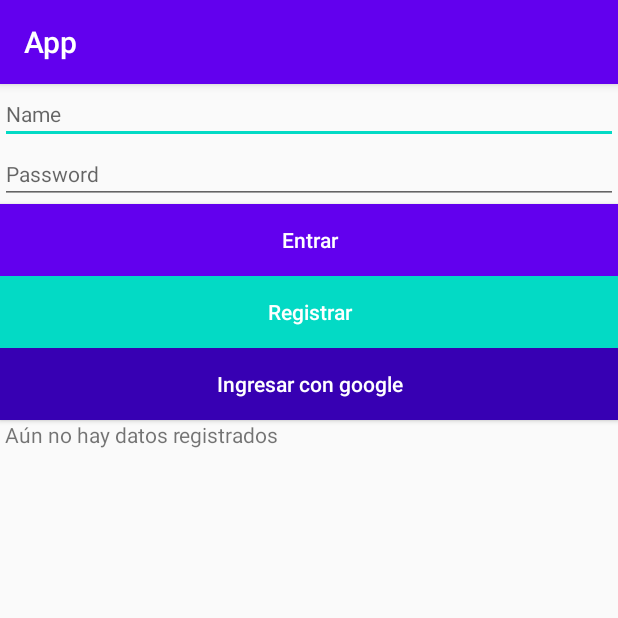
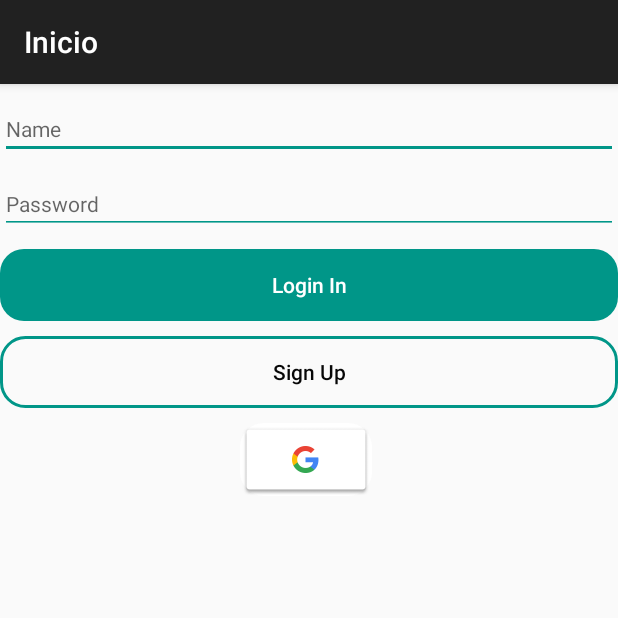
Before and after one commit to Golai/Taller3Android, an Android app: the screen it shows after launch (LoginActivity), on a phone screen of 412 x 824 dp, the top half of it. Run offline under Robolectric (Android 15) with nearby library versions, the phone set to English and light mode, and no system bars.

Commit message:
login con mocky funcionando

```diff
--- a/app/build.gradle
+++ b/app/build.gradle
@@ -31,4 +31,7 @@ dependencies {
     testImplementation 'junit:junit:4.12'
     androidTestImplementation 'androidx.test.ext:junit:1.1.1'
     androidTestImplementation 'androidx.test.espresso:espresso-core:3.2.0'
+    implementation 'androidx.cardview:cardview:1.0.0'
+    implementation 'com.google.android.gms:play-services-auth:18.0.0'
 }
+//apply plugin: 'com.google.gms.google-services'
--- a/app/src/main/java/com/example/taller3/LoginActivity.java
+++ b/app/src/main/java/com/example/taller3/LoginActivity.java
@@ -3,25 +3,36 @@ package com.example.taller3;
 import androidx.appcompat.app.AppCompatActivity;
 
 import android.content.Intent;
-import android.content.SharedPreferences;
 import android.os.Bundle;
-import android.preference.PreferenceManager;
+import android.util.Log;
 import android.view.View;
 import android.widget.Button;
 import android.widget.EditText;
 import android.widget.TextView;
+import android.widget.Toast;
+
+import com.google.android.gms.auth.api.signin.GoogleSignIn;
+import com.google.android.gms.auth.api.signin.GoogleSignInAccount;
+import com.google.android.gms.auth.api.signin.GoogleSignInClient;
+import com.google.android.gms.auth.api.signin.GoogleSignInOptions;
+import com.google.android.gms.common.SignInButton;
+import com.google.android.gms.common.api.ApiException;
+import com.google.android.gms.tasks.Task;
 
 import org.json.JSONArray;
 import org.json.JSONException;
 import org.json.JSONObject;
 
+import java.util.ArrayList;
+import java.util.List;
 import java.util.concurrent.ExecutionException;
 
 public class LoginActivity extends AppCompatActivity implements View.OnClickListener{
 
     EditText name, pass;
-    TextView data;
     Button btnIngresar, btnRegistrar;
+    GoogleSignInClient mGoogleSignInClient;
+    SignInButton signInButton;
 
     @Override
     protected void onCreate(Bundle savedInstanceState) {
@@ -32,58 +43,107 @@ public class LoginActivity extends AppCompatActivity implements View.OnClickList
         pass = findViewById(R.id.password);
         btnIngresar = findViewById(R.id.btnIngresar);
         btnRegistrar  = findViewById(R.id.btnRegistrar);
-        data = findViewById(R.id.datos);
-    }
 
-    public void ingresar(View v) {
-        Intent ir = new Intent(this, ListaLugares.class);
-        ir.addFlags(ir.FLAG_ACTIVITY_CLEAR_TOP | ir.FLAG_ACTIVITY_CLEAR_TASK);
-        startActivity(ir);
 
-        /*
         btnIngresar.setOnClickListener(new View.OnClickListener() {
             @Override
             public void onClick(View v) {
-                ClassConnection conexion = new ClassConnection();
-                String respuesta;
-                try {
-                    respuesta = conexion.execute("http://www.mocky.io/v2/5ec53e922f0000d4c7dc30cf").get();
-                    JSONObject jsonObject = new JSONObject(respuesta);
-                    JSONArray lista = jsonObject.optJSONArray("areas");
-                } catch (ExecutionException e) {
-                    e.printStackTrace();
-                } catch (InterruptedException e) {
-                    e.printStackTrace();
-                } catch (JSONException e) {
-                    e.printStackTrace();
-                }
+               ingresar(this);
             }
         });
-         */
+
+
+        /*
+        signInButton = findViewById(R.id.sign_in_button);
+        GoogleSignInOptions gso = new GoogleSignInOptions.Builder(GoogleSignInOptions.DEFAULT_SIGN_IN)
+                .requestEmail()
+                .build();
+        mGoogleSignInClient = GoogleSignIn.getClient(this, gso);
+        findViewById(R.id.sign_in_button).setOnClickListener(this);
+        */
     }
 
+    @Override
+    protected void onStart() {
+        super.onStart();
+        //GoogleSignInAccount account = GoogleSignIn.getLastSignedInAccount(this);
+        //updateUI(account);
+    }
 
     @Override
     protected void onPause() {
         super.onPause();
-        SharedPreferences datos = PreferenceManager.getDefaultSharedPreferences(this);
-        SharedPreferences.Editor datosEdit = datos.edit();
-        datosEdit.putString("data", data.toString());
-        datosEdit.apply();
+        //SharedPreferences datos = PreferenceManager.getDefaultSharedPreferences(this);
+        //SharedPreferences.Editor datosEdit = datos.edit();
+        //datosEdit.putString("data", data.toString());
+        //datosEdit.apply();
     }
 
     protected void onResume() {
         super.onResume();
-        SharedPreferences datos = PreferenceManager.getDefaultSharedPreferences(this);
-        String data1 = data.toString();
-        data1 = datos.getString("data", " Aún no hay datos registrados");
-        data.setText(data1);
+        //SharedPreferences datos = PreferenceManager.getDefaultSharedPreferences(this);
+        //String data1 = data.toString();
+        //data1 = datos.getString("data", " Aún no hay datos registrados");
+        //data.setText(data1);
     }
 
     @Override
-    public void onClick(View v) {
+    public void onClick(View w) {
+        //switch (v.getId()){
+            //case R.id.sign_in_button:
+                //signIn();
+                //break;
+            //default:
+                //Toast.makeText(this, "Hola default", Toast.LENGTH_LONG).show();
+        //}
+    }
 
+    /*
+    private void updateUI(GoogleSignInAccount account) {
+            Intent ir = new Intent(this,ListaLugares.class);
+            ir.addFlags(ir.FLAG_ACTIVITY_CLEAR_TOP | ir.FLAG_ACTIVITY_CLEAR_TASK);
+            //Bundle data = new Bundle();
+            System.out.println(account.getEmail());
+            //data.putString("name",account.getDisplayName().toString());
+            //data.putString("pass",account.getEmail().toString());
+            //<ir.putExtras(data);
+            startActivity(ir);
     }
+
+    @Override
+    public void onActivityResult(int requestCode, int resultCode, Intent data) {
+        super.onActivityResult(requestCode, resultCode, data);
+
+        // Result returned from launching the Intent from GoogleSignInClient.getSignInIntent(...);
+        if (requestCode == 1) {
+            // The Task returned from this call is always completed, no need to attach
+            // a listener.
+            Task<GoogleSignInAccount> task = GoogleSignIn.getSignedInAccountFromIntent(data);
+            handleSignInResult(task);
+        }
+    }
+
+    private void handleSignInResult(Task<GoogleSignInAccount> completedTask) {
+        try {
+            GoogleSignInAccount account = completedTask.getResult(ApiException.class);
+
+            // Signed in successfully, show authenticated UI.
+            updateUI(account);
+        } catch (ApiException e) {
+            // The ApiException status code indicates the detailed failure reason.
+            // Please refer to the GoogleSignInStatusCodes class reference for more information.
+            //Log.w(TAG, "signInResult:failed code=" + e.getStatusCode());
+            System.out.println("signInResult:failed code=" + e.getStatusCode());
+            updateUI(null);
+        }
+    }
+
+    private void signIn() {
+        Intent signInIntent = mGoogleSignInClient.getSignInIntent();
+        startActivityForResult(signInIntent,1);
+    }
+
+     */
 
     public void goToRegistro(View k){
         Intent ir = new Intent(this,RegistroActivity.class);
@@ -91,5 +151,50 @@ public class LoginActivity extends AppCompatActivity implements View.OnClickList
         startActivity(ir);
     }
 
+    public void goToListar(){
+        System.out.println("entre a la actividad listar");
+        Intent ir = new Intent(this, ListaLugares.class);
+        ir.addFlags(ir.FLAG_ACTIVITY_CLEAR_TOP | ir.FLAG_ACTIVITY_CLEAR_TASK);
+        startActivity(ir);
+    }
 
+    public void ingresar(View.OnClickListener v) {
+    //btnIngresar.setOnClickListener(new View.OnClickListener() {
+    // @Override
+    //public void onClick(View v) {
+
+        ClassConnection conexion = new ClassConnection();
+        String respuesta;
+        try {
+            List<String> con = new ArrayList<String>();
+            respuesta = conexion.execute("http://www.mocky.io/v2/5ec53e922f0000d4c7dc30cf").get();
+            JSONObject jsonObject = new JSONObject(respuesta);
+            JSONArray lista = jsonObject.optJSONArray("lugare");
+
+            for (int i = 0; i < lista.length(); i++) {
+                JSONObject json_data = lista.getJSONObject(i);
+                if (name.getText().toString().equals("") && pass.getText().toString().equals("")) {
+                    //System.out.println("error, campos vacios");
+                    Toast.makeText(getApplicationContext(), "Error, campos vacios", Toast.LENGTH_LONG).show();
+                }else{
+                    if ((name.getText().toString().equals(json_data.getString("user"))) &&
+                            (pass.getText().toString().equals(json_data.getString("passw")))) {
+                        //System.out.println("soy un usuario, entre");
+                        goToListar();
+                    } else {
+                        //System.out.println("usuario no registrado");
+                        Toast.makeText(getApplicationContext(), "Usuario no registrado", Toast.LENGTH_LONG).show();
+                    }
+                }
+            }
+        } catch (ExecutionException e) {
+            e.printStackTrace();
+        } catch (InterruptedException e) {
+            e.printStackTrace();
+        } catch (JSONException e) {
+            e.printStackTrace();
+        }
+        //}
+        //});
+    }
 }
--- /dev/null
+++ b/app/src/main/res/drawable/button_conlineas.xml
@@ -0,0 +1,6 @@
+<?xml version="1.0" encoding="utf-8"?>
+<shape xmlns:android="http://schemas.android.com/apk/res/android">
+    <corners android:radius="16dp"/>
+    <stroke android:width="2dp"
+        android:color="#009688"/>
+</shape>
--- /dev/null
+++ b/app/src/main/res/drawable/button_ronded.xml
@@ -0,0 +1,4 @@
+<?xml version="1.0" encoding="utf-8"?>
+<shape xmlns:android="http://schemas.android.com/apk/res/android">
+    <corners android:radius="16dp"/>
+</shape>
--- a/app/src/main/res/layout/activity_listar.xml
+++ b/app/src/main/res/layout/activity_listar.xml
@@ -1,6 +1,6 @@
 <?xml version="1.0" encoding="utf-8"?>
-<LinearLayout
-    xmlns:android="http://schemas.android.com/apk/res/android"
+<LinearLayout xmlns:android="http://schemas.android.com/apk/res/android"
+    xmlns:app="http://schemas.android.com/apk/res-auto"
     xmlns:tools="http://schemas.android.com/tools"
     android:layout_width="match_parent"
     android:layout_height="match_parent"
--- a/app/src/main/res/layout/activity_login.xml
+++ b/app/src/main/res/layout/activity_login.xml
@@ -12,52 +12,58 @@
         android:id="@+id/nombre"
         android:layout_width="match_parent"
         android:layout_height="wrap_content"
+        android:layout_marginTop="10sp"
         android:ems="10"
+        android:hint="Name"
         android:inputType="textPersonName"
-        android:hint="Name"
         android:textColor="@android:color/darker_gray"
-        android:textSize="14sp" />
+        android:textSize="14sp"
+        android:backgroundTint="#009688"/>
 
     <EditText
         android:id="@+id/password"
         android:layout_width="match_parent"
         android:layout_height="wrap_content"
+        android:layout_marginTop="10sp"
         android:hint="Password"
         android:inputType="numberPassword"
-        android:textSize="14sp" />
+        android:textSize="14sp"
+        android:backgroundTint="#009688"/>
 
     <Button
         android:id="@+id/btnIngresar"
         android:layout_width="match_parent"
         android:layout_height="wrap_content"
-        android:background="@color/colorPrimary"
+        android:layout_marginTop="10sp"
+        android:background="@drawable/button_ronded"
+        android:backgroundTint="#009688"
+        android:lineSpacingExtra="10sp"
         android:onClick="ingresar"
-        android:text="Entrar"
+        android:text="Login In"
         android:textAllCaps="false"
-        android:textColor="#FFFFFF" />
+        android:textColor="#FFFFFF"
+        tools:ignore="OnClick" />
 
     <Button
         android:id="@+id/btnRegistrar"
         android:layout_width="match_parent"
         android:layout_height="wrap_content"
-        android:background="@color/colorAccent"
+        android:layout_marginTop="10sp"
+        android:background="@drawable/button_conlineas"
         android:onClick="goToRegistro"
-        android:text="Registrar"
+        android:text="Sign Up"
         android:textAllCaps="false"
-        android:textColor="#FFFFFF" />
+        android:textColor="#070707" />
 
-    <Button
-        android:id="@+id/btnLoginG"
-        android:layout_width="match_parent"
+    <com.google.android.gms.common.SignInButton
+        android:id="@+id/sign_in_button"
+        android:layout_width="wrap_content"
         android:layout_height="wrap_content"
-        android:background="@color/colorPrimaryDark"
-        android:text="Ingresar con google"
-        android:textAllCaps="false"
-        android:textColor="#FFFFFF" />
-
-    <TextView
-        android:id="@+id/datos"
-        android:layout_width="match_parent"
-        android:layout_height="110dp" />
+        android:layout_marginLeft="160sp"
+        android:layout_marginTop="10sp"
+        android:background="@drawable/button_ronded"
+        android:backgroundTint="#FFFFFF"
+        app:buttonSize="icon_only"
+        app:colorScheme="light" />
 
 </LinearLayout>
--- a/app/src/main/res/values/colors.xml
+++ b/app/src/main/res/values/colors.xml
@@ -3,4 +3,5 @@
     <color name="colorPrimary">#6200EE</color>
     <color name="colorPrimaryDark">#3700B3</color>
     <color name="colorAccent">#03DAC5</color>
+    <color name="colorNuevo">#009688</color>
 </resources>
--- a/build.gradle
+++ b/build.gradle
@@ -9,6 +9,7 @@ buildscript {
     }
     dependencies {
         classpath 'com.android.tools.build:gradle:3.6.3'
+        classpath 'com.google.gms:google-services:4.3.3'
 
 
         // NOTE: Do not place your application dependencies here; they belong
```
Also changed, not shown: app/src/main/AndroidManifest.xml (+7 -4 lines), app/src/main/java/com/example/taller3/ListaLugares.java (+4 -65 lines), app/src/main/java/com/example/taller3/RegistroActivity.java (+6 -13 lines), app/src/main/res/layout/activity_registro.xml (+37 -21 lines), 2 other files.
